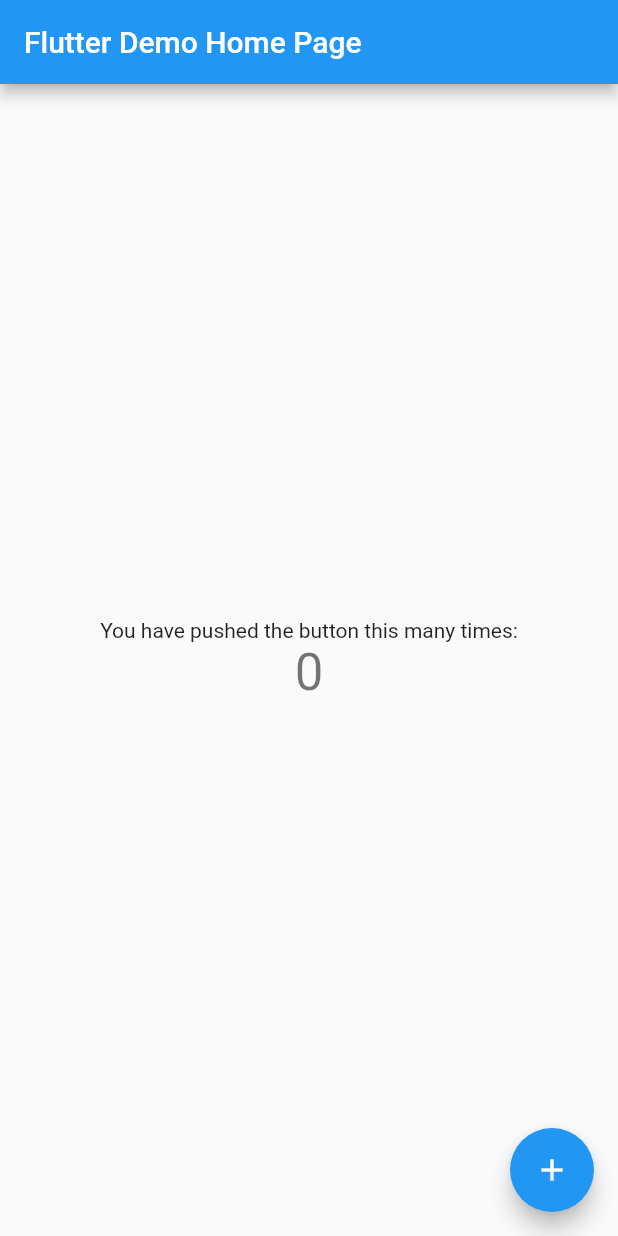
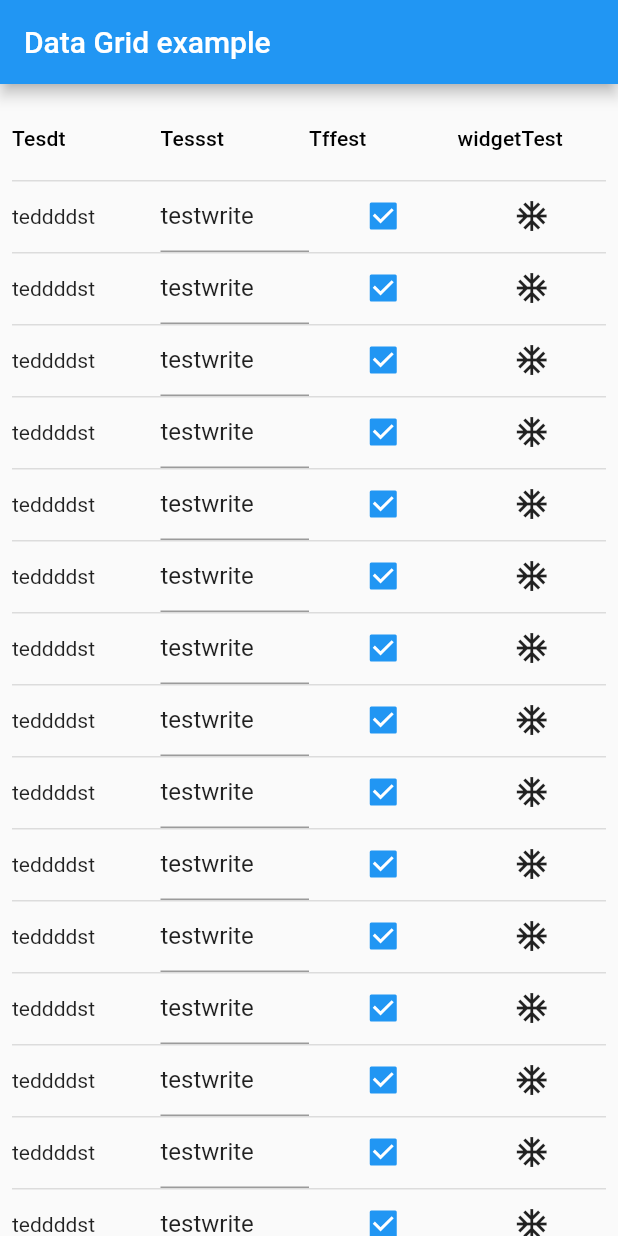
Before and after one commit to fmauro/data_grid, a Flutter app: the screen it shows after launch, on a phone screen of 412 x 824 dp. Run offline on Flutter 3.47's test engine with Material 2 defaults, Android fonts, the phone set to English and light mode, and no system bars.

Commit message:
basic layout

```diff
--- a/example/lib/main.dart
+++ b/example/lib/main.dart
@@ -1,3 +1,4 @@
+import 'package:data_grid/data_grid.dart';
 import 'package:flutter/material.dart';
 
 void main() {
@@ -7,39 +8,18 @@ void main() {
 class MyApp extends StatelessWidget {
   const MyApp({Key? key}) : super(key: key);
 
-  // This widget is the root of your application.
   @override
   Widget build(BuildContext context) {
     return MaterialApp(
       title: 'Flutter Demo',
-      theme: ThemeData(
-        // This is the theme of your application.
-        //
-        // Try running your application with "flutter run". You'll see the
-        // application has a blue toolbar. Then, without quitting the app, try
-        // changing the primarySwatch below to Colors.green and then invoke
-        // "hot reload" (press "r" in the console where you ran "flutter run",
-        // or simply save your changes to "hot reload" in a Flutter IDE).
-        // Notice that the counter didn't reset back to zero; the application
-        // is not restarted.
-        primarySwatch: Colors.blue,
-      ),
-      home: const MyHomePage(title: 'Flutter Demo Home Page'),
+      theme: ThemeData(primarySwatch: Colors.blue),
+      home: const MyHomePage(title: 'Data Grid example'),
     );
   }
 }
 
 class MyHomePage extends StatefulWidget {
   const MyHomePage({Key? key, required this.title}) : super(key: key);
-
-  // This widget is the home page of your application. It is stateful, meaning
-  // that it has a State object (defined below) that contains fields that affect
-  // how it looks.
-
-  // This class is the configuration for the state. It holds the values (in this
-  // case the title) provided by the parent (in this case the App widget) and
-  // used by the build method of the State. Fields in a Widget subclass are
-  // always marked "final".
 
   final String title;
 
@@ -48,18 +28,12 @@ class MyHomePage extends StatefulWidget {
 }
 
 class _MyHomePageState extends State<MyHomePage> {
-  int _counter = 0;
-
-  void _incrementCounter() {
-    setState(() {
-      // This call to setState tells the Flutter framework that something has
-      // changed in this State, which causes it to rerun the build method below
-      // so that the display can reflect the updated values. If we changed
-      // _counter without calling setState(), then the build method would not be
-      // called again, and so nothing would appear to happen.
-      _counter++;
-    });
-  }
+  List<dynamic> rowData = [
+    "teddddst",
+    "testwrite",
+    true,
+    const Icon(Icons.ac_unit_outlined)
+  ];
 
   @override
   Widget build(BuildContext context) {
@@ -75,41 +49,38 @@ class _MyHomePageState extends State<MyHomePage> {
         // the App.build method, and use it to set our appbar title.
         title: Text(widget.title),
       ),
-      body: Center(
-        // Center is a layout widget. It takes a single child and positions it
-        // in the middle of the parent.
-        child: Column(
-          // Column is also a layout widget. It takes a list of children and
-          // arranges them vertically. By default, it sizes itself to fit its
-          // children horizontally, and tries to be as tall as its parent.
-          //
-          // Invoke "debug painting" (press "p" in the console, choose the
-          // "Toggle Debug Paint" action from the Flutter Inspector in Android
-          // Studio, or the "Toggle Debug Paint" command in Visual Studio Code)
-          // to see the wireframe for each widget.
-          //
-          // Column has various properties to control how it sizes itself and
-          // how it positions its children. Here we use mainAxisAlignment to
-          // center the children vertically; the main axis here is the vertical
-          // axis because Columns are vertical (the cross axis would be
-          // horizontal).
-          mainAxisAlignment: MainAxisAlignment.center,
-          children: <Widget>[
-            const Text(
-              'You have pushed the button this many times:',
-            ),
-            Text(
-              '$_counter',
-              style: Theme.of(context).textTheme.headline4,
-            ),
+      body: Padding(
+        padding: const EdgeInsets.all(8.0),
+        child: DataGrid(
+          onValueChanged: (col, row, value) => setState(() {
+            rowData[col] = value;
+          }),
+          columns: [
+            GridColumn(Text("Tesdt"), DataType.text),
+            GridColumn(Text("Tessst"), DataType.textFormField),
+            GridColumn(Text("Tffest"), DataType.checkbox),
+            GridColumn(Text("widgetTest"), DataType.widget)
+          ],
+          rows: [
+            GridRow(rowData),
+            GridRow(rowData),
+            GridRow(rowData),
+            GridRow(rowData),
+            GridRow(rowData),
+            GridRow(rowData),
+            GridRow(rowData),
+            GridRow(rowData),
+            GridRow(rowData),
+            GridRow(rowData),
+            GridRow(rowData),
+            GridRow(rowData),
+            GridRow(rowData),
+            GridRow(rowData),
+            GridRow(rowData),
+            GridRow(rowData),
           ],
         ),
       ),
-      floatingActionButton: FloatingActionButton(
-        onPressed: _incrementCounter,
-        tooltip: 'Increment',
-        child: const Icon(Icons.add),
-      ), // This trailing comma makes auto-formatting nicer for build methods.
     );
   }
 }
--- a/example/pubspec.yaml
+++ b/example/pubspec.yaml
@@ -29,6 +29,9 @@ environment:
 dependencies:
   flutter:
     sdk: flutter
+
+  data_grid:
+    path: ../
 
 
   # The following adds the Cupertino Icons font to your application.
--- a/lib/data_grid.dart
+++ b/lib/data_grid.dart
@@ -1,7 +1,93 @@
 library data_grid;
 
-/// A Calculator.
-class Calculator {
-  /// Returns [value] plus 1.
-  int addOne(int value) => value + 1;
+import 'package:flutter/material.dart';
+
+class DataGrid extends StatelessWidget {
+  const DataGrid(
+      {Key? key,
+      required this.columns,
+      required this.rows,
+      this.onValueChanged})
+      : super(key: key);
+
+  final List<GridColumn> columns;
+  final List<GridRow> rows;
+
+  final Function(
+    int col,
+    int row,
+    dynamic value,
+  )? onValueChanged;
+
+  @override
+  Widget build(BuildContext context) {
+    return LayoutBuilder(builder: (context, constraints) {
+      final cellWidth = constraints.maxWidth / columns.length;
+      return DataTable(
+        horizontalMargin: 0,
+        checkboxHorizontalMargin: 0,
+        columnSpacing: 0,
+        columns: columns.map((e) => DataColumn(label: e.label)).toList(),
+        rows: [
+          for (int r = 0; r < rows.length; r++)
+            DataRow(cells: [
+              for (int c = 0; c < columns.length; c++)
+                _buildCell(r, c, cellWidth)
+            ]),
+        ],
+      );
+    });
+  }
+
+  DataCell _buildCell(int rowIndex, int columnIndex, double? cellWidth) {
+    final row = rows[rowIndex];
+
+    switch (columns[columnIndex].type) {
+      case DataType.text:
+        return DataCell(SizedBox(
+          child: Text(row.cells[columnIndex]),
+          width: cellWidth,
+        ));
+      case DataType.textFormField:
+        return DataCell(SizedBox(
+          child: TextFormField(
+              initialValue: row.cells[columnIndex],
+              onChanged: (value) {
+                if (onValueChanged != null) {
+                  onValueChanged!(columnIndex, rowIndex, value);
+                }
+              }),
+          width: cellWidth,
+        ));
+      case DataType.checkbox:
+        return DataCell(SizedBox(
+          child: Checkbox(
+              value: row.cells[columnIndex],
+              onChanged: (value) {
+                if (onValueChanged != null) {
+                  onValueChanged!(columnIndex, rowIndex, value);
+                }
+              }),
+          width: cellWidth,
+        ));
+      case DataType.widget:
+        return DataCell(
+            SizedBox(child: row.cells[columnIndex], width: cellWidth));
+    }
+  }
 }
+
+class GridRow {
+  final List<dynamic> cells;
+
+  GridRow(this.cells);
+}
+
+class GridColumn {
+  final Widget label;
+  final DataType type;
+
+  GridColumn(this.label, this.type);
+}
+
+enum DataType { text, textFormField, checkbox, widget }
```
Also changed, not shown: example/pubspec.lock, 1 other file.
